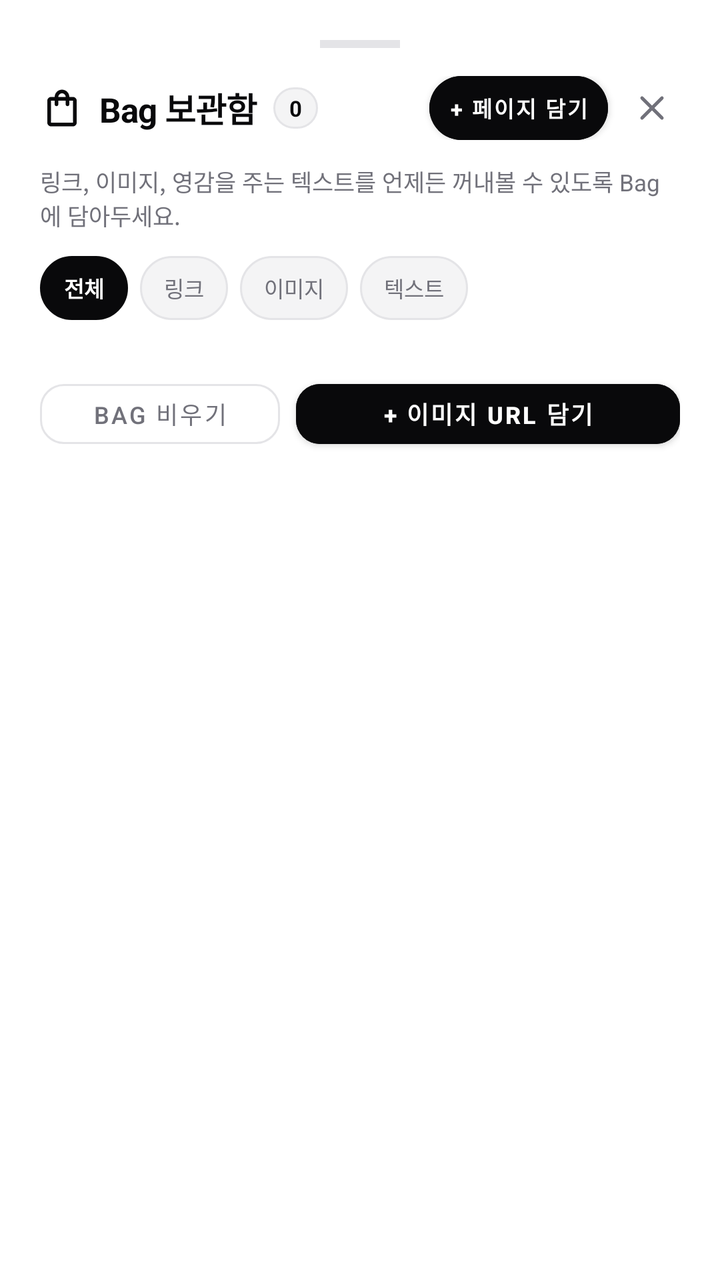
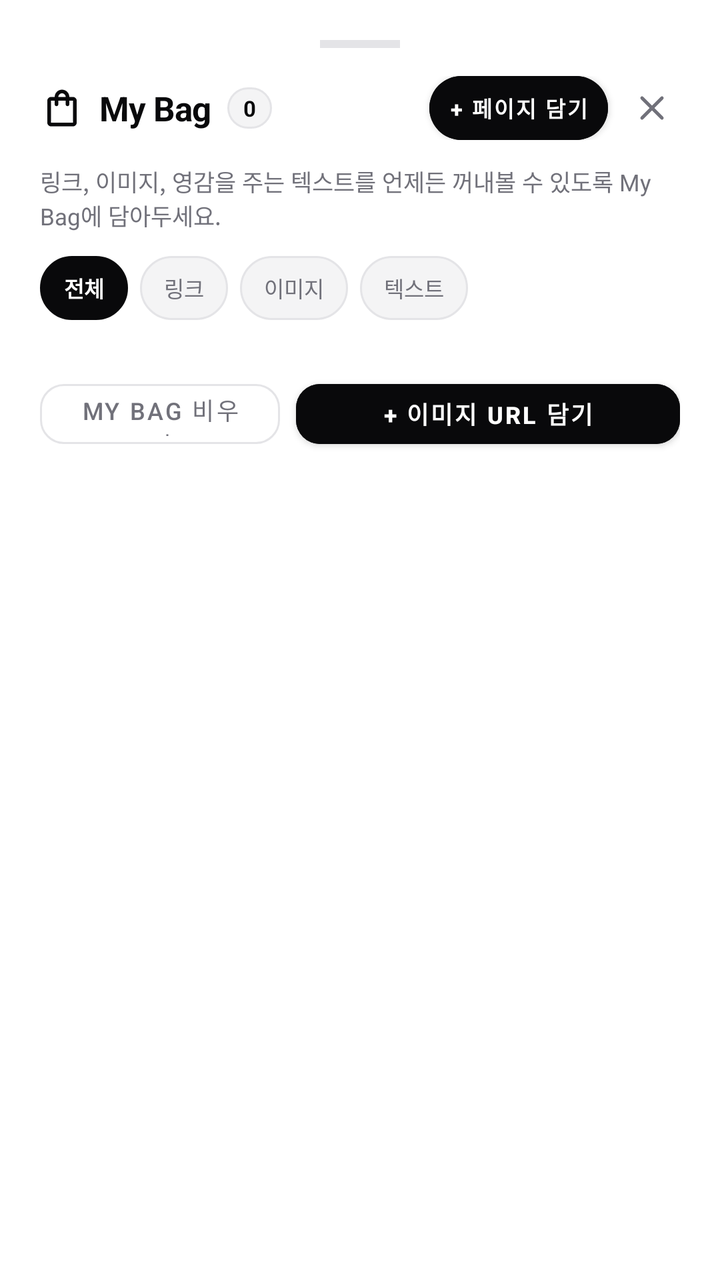

An Android layout rendered at two revisions. The XML below is the earlier revision; the diff shows what the commit changed to produce the second picture.
<!-- AndroidManifest.xml: application theme Theme.CreamAiHub -->
<!-- res/layout/dialog_bag.xml -->
<?xml version="1.0" encoding="utf-8"?>
<LinearLayout 
    xmlns:android="http://schemas.android.com/apk/res/android"
    xmlns:app="http://schemas.android.com/apk/res-auto"
    android:layout_width="match_parent"
    android:layout_height="wrap_content"
    android:orientation="vertical"
    android:padding="20dp"
    android:background="@drawable/bg_bottom_sheet">

    
    <View
        android:layout_width="40dp"
        android:layout_height="4dp"
        android:layout_gravity="center_horizontal"
        android:background="@color/border_gray"
        android:layout_marginBottom="14dp" />

    
    <LinearLayout
        android:layout_width="match_parent"
        android:layout_height="wrap_content"
        android:orientation="horizontal"
        android:gravity="center_vertical"
        android:layout_marginBottom="12dp">

        <ImageView
            android:layout_width="22dp"
            android:layout_height="22dp"
            android:src="@drawable/ic_bag"
            app:tint="@color/primary_black"
            android:layout_marginEnd="8dp" />

        <TextView
            android:layout_width="wrap_content"
            android:layout_height="wrap_content"
            android:text="Bag 보관함"
            android:textSize="17sp"
            android:textStyle="bold"
            android:textColor="@color/primary_black"
            android:letterSpacing="-0.02" />

        <TextView
            android:id="@+id/tvBagCountBadge"
            android:layout_width="wrap_content"
            android:layout_height="wrap_content"
            android:text="0"
            android:textSize="11sp"
            android:textStyle="bold"
            android:textColor="@color/primary_black"
            android:background="@drawable/bg_pill_badge"
            android:paddingHorizontal="8dp"
            android:paddingVertical="3dp"
            android:layout_marginStart="8dp" />

        <View
            android:layout_width="0dp"
            android:layout_height="0dp"
            android:layout_weight="1" />

        <Button
            android:id="@+id/btnAddCurrentToBag"
            android:layout_width="wrap_content"
            android:layout_height="32dp"
            android:text="+ 페이지 담기"
            android:textSize="11sp"
            android:textStyle="bold"
            android:backgroundTint="@color/primary_black"
            android:textColor="@color/white"
            android:insetTop="0dp"
            android:insetBottom="0dp"
            app:cornerRadius="16dp"
            android:paddingHorizontal="10dp"
            android:layout_marginEnd="8dp" />

        <ImageView
            android:id="@+id/btnCloseBagDialog"
            android:layout_width="28dp"
            android:layout_height="28dp"
            android:src="@drawable/ic_close"
            app:tint="@color/text_muted"
            android:padding="4dp"
            android:background="?attr/selectableItemBackgroundBorderless"
            android:contentDescription="Close" />
    </LinearLayout>

    <TextView
        android:layout_width="match_parent"
        android:layout_height="wrap_content"
        android:text="링크, 이미지, 영감을 주는 텍스트를 언제든 꺼내볼 수 있도록 Bag에 담아두세요."
        android:textSize="11.5sp"
        android:textColor="@color/text_muted"
        android:layout_marginBottom="12dp" />

    
    <LinearLayout
        android:layout_width="match_parent"
        android:layout_height="32dp"
        android:orientation="horizontal"
        android:layout_marginBottom="12dp">

        <TextView
            android:id="@+id/btnBagFilterAll"
            android:layout_width="wrap_content"
            android:layout_height="match_parent"
            android:text="전체"
            android:textSize="11sp"
            android:textStyle="bold"
            android:textColor="@color/white"
            android:background="@drawable/bg_pill_badge"
            android:backgroundTint="@color/primary_black"
            android:gravity="center"
            android:paddingHorizontal="12dp"
            android:layout_marginEnd="6dp"
            android:clickable="true"
            android:focusable="true" />

        <TextView
            android:id="@+id/btnBagFilterLinks"
            android:layout_width="wrap_content"
            android:layout_height="match_parent"
            android:text="링크"
            android:textSize="11sp"
            android:textColor="@color/text_muted"
            android:background="@drawable/bg_pill_badge"
            android:gravity="center"
            android:paddingHorizontal="12dp"
            android:layout_marginEnd="6dp"
            android:clickable="true"
            android:focusable="true" />

        <TextView
            android:id="@+id/btnBagFilterImages"
            android:layout_width="wrap_content"
            android:layout_height="match_parent"
            android:text="이미지"
            android:textSize="11sp"
            android:textColor="@color/text_muted"
            android:background="@drawable/bg_pill_badge"
            android:gravity="center"
            android:paddingHorizontal="12dp"
            android:layout_marginEnd="6dp"
            android:clickable="true"
            android:focusable="true" />

        <TextView
            android:id="@+id/btnBagFilterTexts"
            android:layout_width="wrap_content"
            android:layout_height="match_parent"
            android:text="텍스트"
            android:textSize="11sp"
            android:textColor="@color/text_muted"
            android:background="@drawable/bg_pill_badge"
            android:gravity="center"
            android:paddingHorizontal="12dp"
            android:clickable="true"
            android:focusable="true" />
    </LinearLayout>

    
    <ScrollView
        android:layout_width="match_parent"
        android:layout_height="wrap_content"
        android:maxHeight="340dp"
        android:scrollbars="vertical"
        android:layout_marginBottom="14dp">

        <LinearLayout
            android:id="@+id/layoutBagItemsList"
            android:layout_width="match_parent"
            android:layout_height="wrap_content"
            android:orientation="vertical" />
    </ScrollView>

    
    <LinearLayout
        android:layout_width="match_parent"
        android:layout_height="wrap_content"
        android:orientation="horizontal"
        android:gravity="center_vertical">

        <Button
            android:id="@+id/btnClearBag"
            android:layout_width="0dp"
            android:layout_height="42dp"
            android:layout_weight="1"
            android:text="Bag 비우기"
            android:textSize="12sp"
            style="@style/Widget.MaterialComponents.Button.OutlinedButton"
            android:textColor="@color/text_muted"
            app:strokeColor="@color/border_gray"
            app:cornerRadius="12dp"
            android:layout_marginEnd="8dp" />

        <Button
            android:id="@+id/btnAddCustomImageToBag"
            android:layout_width="0dp"
            android:layout_height="42dp"
            android:layout_weight="1.6"
            android:text="+ 이미지 URL 담기"
            android:textSize="12sp"
            android:textStyle="bold"
            android:backgroundTint="@color/primary_black"
            android:textColor="@color/white"
            app:cornerRadius="12dp" />
    </LinearLayout>

</LinearLayout>
<!-- resources referenced by this layout -->
<resources>
  <color name="border_gray">#E4E4E7</color>
  <color name="primary_black">#09090B</color>
  <color name="text_muted">#71717A</color>
  <color name="white">#FFFFFF</color>
  <!-- drawable bg_bottom_sheet (drawable) -->
  <?xml version="1.0" encoding="utf-8"?>
  <shape xmlns:android="http://schemas.android.com/apk/res/android">
      <solid android:color="#FFFFFF" />
      <corners 
          android:topLeftRadius="28dp" 
          android:topRightRadius="28dp" 
          android:bottomLeftRadius="0dp" 
          android:bottomRightRadius="0dp" />
  </shape>
  <!-- drawable bg_pill_badge (drawable) -->
  <?xml version="1.0" encoding="utf-8"?>
  <shape xmlns:android="http://schemas.android.com/apk/res/android">
      <solid android:color="#F4F4F5" />
      <stroke android:width="1dp" android:color="#E4E4E7" />
      <corners android:radius="999dp" />
  </shape>
  <!-- drawable ic_bag (drawable) -->
  <vector xmlns:android="http://schemas.android.com/apk/res/android"
      android:width="24dp"
      android:height="24dp"
      android:viewportWidth="24"
      android:viewportHeight="24">
      <path
          android:fillColor="#000000"
          android:pathData="M18,6h-2c0,-2.21 -1.79,-4 -4,-4S8,3.79 8,6H6c-1.1,0 -2,0.9 -2,2v12c0,1.1 0.9,2 2,2h12c1.1,0 2,-0.9 2,-2V8c0,-1.1 -0.9,-2 -2,-2zm-6,-2c1.1,0 2,0.9 2,2h-4c0,-1.1 0.9,-2 2,-2zm6,16H6V8h2v2c0,0.55 0.45,1 1,1s1,-0.45 1,-1V8h4v2c0,0.55 0.45,1 1,1s1,-0.45 1,-1V8h2v12z" />
  </vector>
  <!-- drawable ic_close (drawable) -->
  <vector xmlns:android="http://schemas.android.com/apk/res/android"
      android:width="24dp"
      android:height="24dp"
      android:viewportWidth="24"
      android:viewportHeight="24">
      <path
          android:strokeColor="#09090B"
          android:strokeWidth="2"
          android:strokeLineCap="round"
          android:strokeLineJoin="round"
          android:pathData="M18,6L6,18M6,6l12,12" />
  </vector>
  <style name="Theme.CreamAiHub" parent="Theme.MaterialComponents.DayNight.NoActionBar">
          <item name="colorPrimary">@color/primary_black</item>
          <item name="colorPrimaryVariant">@color/secondary_dark</item>
          <item name="colorOnPrimary">@color/white</item>
          <item name="android:statusBarColor">@color/white</item>
          <item name="android:windowLightStatusBar">true</item>
      </style>
  <color name="secondary_dark">#27272A</color>
</resources>

<!-- the commit's change to res/layout/dialog_bag.xml (unified diff, before → after) -->
@@ -34,7 +34,7 @@
         <TextView
             android:layout_width="wrap_content"
             android:layout_height="wrap_content"
-            android:text="Bag 보관함"
+            android:text="My Bag"
             android:textSize="17sp"
             android:textStyle="bold"
             android:textColor="@color/primary_black"
@@ -87,7 +87,7 @@
     <TextView
         android:layout_width="match_parent"
         android:layout_height="wrap_content"
-        android:text="링크, 이미지, 영감을 주는 텍스트를 언제든 꺼내볼 수 있도록 Bag에 담아두세요."
+        android:text="링크, 이미지, 영감을 주는 텍스트를 언제든 꺼내볼 수 있도록 My Bag에 담아두세요."
         android:textSize="11.5sp"
         android:textColor="@color/text_muted"
         android:layout_marginBottom="12dp" />
@@ -184,7 +184,7 @@
             android:layout_width="0dp"
             android:layout_height="42dp"
             android:layout_weight="1"
-            android:text="Bag 비우기"
+            android:text="My Bag 비우기"
             android:textSize="12sp"
             style="@style/Widget.MaterialComponents.Button.OutlinedButton"
             android:textColor="@color/text_muted"
